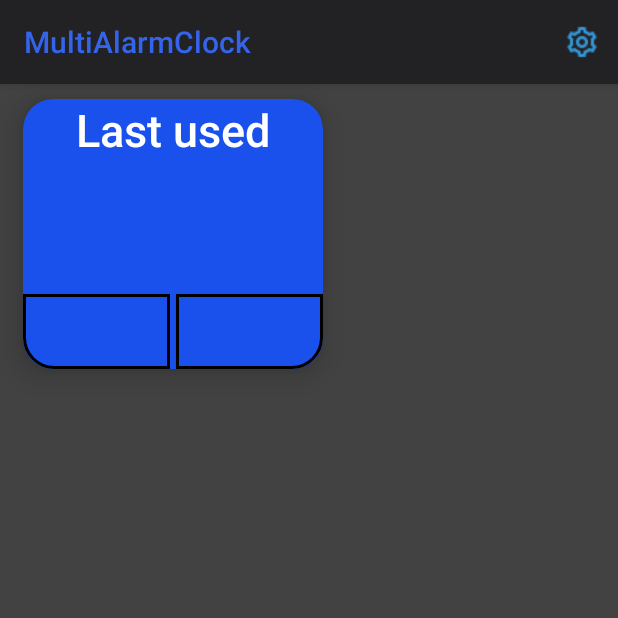
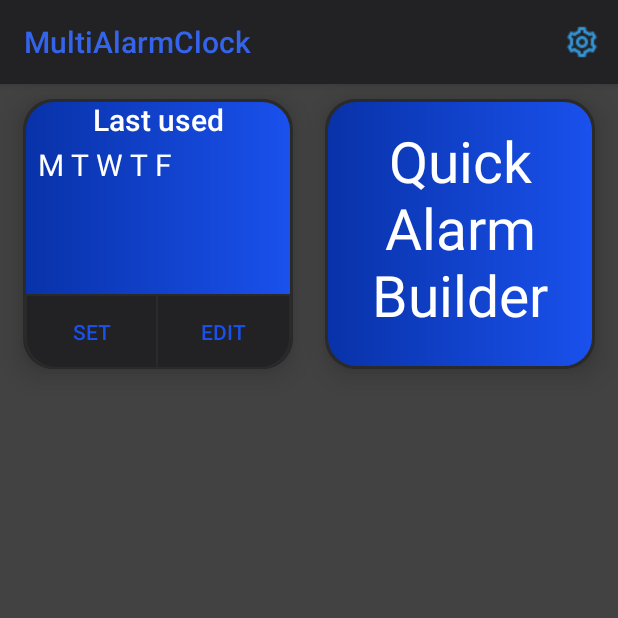
Before and after one commit to Keithoh92/MultiAlarmClock, an Android app: the screen it shows after launch (MainActivity), on a phone screen of 412 x 824 dp, the top half of it. Run offline under Robolectric (Android 15) with nearby library versions, the phone set to English and light mode, and no system bars.

Commit message:
Updated UI

```diff
--- a/app/build.gradle
+++ b/app/build.gradle
@@ -40,6 +40,7 @@ dependencies {
     androidTestImplementation 'androidx.test.espresso:espresso-core:3.3.0'
     implementation "androidx.core:core-ktx:+"
     implementation "org.jetbrains.kotlin:kotlin-stdlib-jdk7:$kotlin_version"
+    implementation("com.google.android.material:material:1.5.0-alpha02")
 }
 repositories {
     mavenCentral()
--- a/app/src/main/java/com/example/multialarmclock/MainActivity.kt
+++ b/app/src/main/java/com/example/multialarmclock/MainActivity.kt
@@ -12,15 +12,24 @@ import com.example.multialarmclock.R
 import android.graphics.drawable.Drawable
 import android.view.Menu
 import android.view.MenuItem
+import android.widget.TextView
 import androidx.appcompat.widget.Toolbar
+import androidx.cardview.widget.CardView
 
 class MainActivity : AppCompatActivity() {
     var settings: ImageButton? = null
     var avd: AnimatedVectorDrawableCompat? = null
     var avd2: AnimatedVectorDrawable? = null
     var toolbar: Toolbar? = null
-    var imageButtonTopLeft: AppCompatButton? = null
-    var imageButtonTopRight: AppCompatButton? = null
+//    var imageButtonTopLeft: AppCompatButton? = null
+//    var imageButtonTopRight: AppCompatButton? = null
+    var cardviewTopLeft: CardView? = null
+    var cardviewTopRight: CardView? = null
+    var cardviewTopLeftHeader: TextView? = null
+    var cardviewTopRightHeader: TextView? = null
+    var cardviewSetButton: AppCompatButton? = null
+    var cardviewEditButton: AppCompatButton? = null
+
     private var menu: Menu? = null
     @RequiresApi(api = Build.VERSION_CODES.LOLLIPOP)
     override fun onCreate(savedInstanceState: Bundle?) {
@@ -29,8 +38,15 @@ class MainActivity : AppCompatActivity() {
         toolbar = findViewById(R.id.mytoolbar)
         setSupportActionBar(toolbar)
 
-        imageButtonTopLeft = findViewById(R.id.topLeftImageButton)
-        imageButtonTopRight = findViewById(R.id.topRightImageButton)
+        cardviewTopLeft = findViewById(R.id.cardview_top_left)
+        cardviewTopRight = findViewById(R.id.cardview_top_right)
+        cardviewTopLeftHeader = findViewById(R.id.cardview_top_left_tv)
+        cardviewTopRightHeader = findViewById(R.id.top_right_cardview_tv)
+        cardviewSetButton = findViewById(R.id.set_button)
+        cardviewEditButton = findViewById(R.id.edit_button)
+
+//        imageButtonTopLeft = findViewById(R.id.topLeftImageButton)
+//        imageButtonTopRight = findViewById(R.id.topRightImageButton)
         //        settings = findViewById(R.id.settingsButton);
 
 //        Drawable drawable = menu.getItem(0).getIcon();
--- a/app/src/main/res/drawable/cardview_bottom_button_right.xml
+++ b/app/src/main/res/drawable/cardview_bottom_button_right.xml
@@ -1,6 +1,6 @@
 <?xml version="1.0" encoding="utf-8"?>
 <shape xmlns:android="http://schemas.android.com/apk/res/android">
-    <stroke android:color="#000" android:width="2dp" />
+    <stroke android:color="#2B2A2A" android:width="1dp" />
     <corners android:bottomRightRadius="20dp"/>
-    <solid android:color="#1a51ed" />
+    <solid android:color="#222224" />
 </shape>
--- /dev/null
+++ b/app/src/main/res/drawable/cardview_shape.xml
@@ -0,0 +1,10 @@
+<?xml version="1.0" encoding="utf-8"?>
+<shape xmlns:android="http://schemas.android.com/apk/res/android">
+    <stroke android:color="#2B2A2A" android:width="2dp" />
+    <corners android:radius="20dp"/>
+    <gradient
+        android:startColor="#1a51ed"
+        android:endColor="#0832a8"
+        android:angle="180"
+        />
+</shape>
--- a/app/src/main/res/drawable/main_button_corners.xml
+++ b/app/src/main/res/drawable/main_button_corners.xml
@@ -1,6 +1,6 @@
 <?xml version="1.0" encoding="utf-8"?>
 <shape xmlns:android="http://schemas.android.com/apk/res/android">
-    <stroke android:color="#000" android:width="2dp" />
+    <stroke android:color="#2B2A2A" android:width="1dp" />
     <corners android:bottomLeftRadius="20dp"/>
-    <solid android:color="#1a51ed" />
+    <solid android:color="#222224" />
 </shape>
--- a/app/src/main/res/layout/activity_main.xml
+++ b/app/src/main/res/layout/activity_main.xml
@@ -21,36 +21,52 @@
 
         <androidx.cardview.widget.CardView
             android:id="@+id/cardview_top_left"
-            android:layout_width="200dp"
+            android:layout_width="180dp"
             android:layout_height="180dp"
             android:layout_marginTop="10dp"
             android:layout_marginLeft="15dp"
-            android:elevation="4dp"
-            app:cardBackgroundColor="#1a51ed"
+            app:cardBackgroundColor="#2B2A2A"
             app:cardCornerRadius="20dp"
             app:cardElevation="12dp"
             android:layout_below="@id/mytoolbar">
 
             <RelativeLayout
                 android:layout_width="match_parent"
-                android:layout_height="match_parent">
+                android:layout_height="match_parent"
+                android:background="@drawable/cardview_shape">
 
                 <TextView
                     android:id="@+id/cardview_top_left_tv"
                     android:layout_width="match_parent"
-                    android:layout_height="40dp"
+                    android:layout_height="30dp"
                     android:text="Last used"
-                    android:textSize="30dp"
+                    android:textSize="20dp"
                     android:textColor="@color/white"
                     android:fontFamily="sans-serif-medium"
                     android:gravity="center_horizontal">
 
                 </TextView>
 
+                <TextView
+                    android:id="@+id/days_chosen"
+                    android:layout_width="match_parent"
+                    android:layout_height="30dp"
+                    android:text="M T W T F"
+                    android:textColor="@color/white"
+                    android:layout_below="@id/cardview_top_left_tv"
+                    android:textSize="20dp"
+                    android:layout_marginLeft="10dp">
+
+                </TextView>
+
+
                 <Button
-                    android:id="@+id/save_button"
-                    android:layout_width="98dp"
+                    android:id="@+id/set_button"
+                    android:layout_width="90dp"
                     android:layout_height="50dp"
+                    android:layout_marginLeft="1dp"
+                    android:text="Set"
+                    android:textColor="#1a51ed"
                     android:layout_alignParentBottom="true"
                     android:background="@drawable/main_button_corners">
 
@@ -58,8 +74,11 @@
 
                 <Button
                     android:id="@+id/edit_button"
-                    android:layout_width="98dp"
+                    android:layout_width="90dp"
                     android:layout_height="50dp"
+                    android:layout_marginRight="1dp"
+                    android:text="Edit"
+                    android:textColor="#1a51ed"
                     android:layout_alignParentBottom="true"
                     android:layout_alignParentEnd="true"
                     android:background="@drawable/cardview_bottom_button_right">
@@ -72,73 +91,36 @@
 
         </androidx.cardview.widget.CardView>
 
-    <!--       <Button-->
-<!--           android:id="@+id/topLeftImageButton"-->
-<!--           android:layout_height="200dp"-->
-<!--           android:layout_width="180dp"-->
-<!--           android:layout_below="@id/mytoolbar"-->
-<!--           android:text="Button 1"-->
-<!--           android:fontFamily="sans-serif-smallcaps"-->
-<!--           android:textStyle="bold"-->
-<!--           android:textSize="24dp"-->
-<!--           android:layout_marginTop="10dp"-->
-<!--           android:layout_marginLeft="15dp"-->
-<!--           android:elevation="4dp"-->
-<!--           android:background="@drawable/main_button_corners"-->
-<!--           >-->
-<!--        </Button>-->
-<!--        <Button-->
-<!--            android:id="@+id/topRightImageButton"-->
-<!--            android:layout_height="200dp"-->
-<!--            android:layout_width="180dp"-->
-<!--            android:layout_below="@id/mytoolbar"-->
-<!--            android:text="Button 2"-->
-<!--            android:fontFamily="sans-serif-smallcaps"-->
-<!--            android:textStyle="bold"-->
-<!--            android:textSize="24dp"-->
-<!--            android:layout_alignRight="@+id/mytoolbar"-->
-<!--            android:layout_marginTop="10dp"-->
-<!--            android:layout_marginLeft="15dp"-->
-<!--            android:layout_marginRight="15dp"-->
-<!--            android:elevation="4dp"-->
-<!--            android:background="@drawable/main_button_corners"-->
-<!--            >-->
-<!--        </Button>-->
+    <androidx.cardview.widget.CardView
+        android:id="@+id/cardview_top_right"
+        android:layout_width="180dp"
+        android:layout_height="180dp"
+        android:layout_marginTop="10dp"
+        android:layout_marginRight="15dp"
+        app:cardBackgroundColor="#2B2A2A"
+        app:cardCornerRadius="20dp"
+        app:cardElevation="12dp"
+        android:layout_alignParentEnd="true"
+        android:layout_below="@id/mytoolbar">
 
-<!--    <Button-->
-<!--        android:id="@+id/bottomLeftImageButton"-->
-<!--        android:layout_height="200dp"-->
-<!--        android:layout_width="180dp"-->
-<!--        android:layout_below="@id/topLeftImageButton"-->
-<!--        android:text="Button 3"-->
-<!--        android:fontFamily="sans-serif-smallcaps"-->
-<!--        android:textStyle="bold"-->
-<!--        android:textSize="24dp"-->
-<!--        android:layout_marginTop="10dp"-->
-<!--        android:layout_marginLeft="15dp"-->
-<!--        android:layout_marginRight="15dp"-->
-<!--        android:elevation="4dp"-->
-<!--        android:background="@drawable/main_button_corners"-->
-<!--        >-->
-<!--    </Button>-->
+        <RelativeLayout
+            android:layout_width="match_parent"
+            android:layout_height="match_parent"
+            android:background="@drawable/cardview_shape">
 
-<!--    <Button-->
-<!--        android:id="@+id/bottomRightImageButton"-->
-<!--        android:layout_height="200dp"-->
-<!--        android:layout_width="180dp"-->
-<!--        android:layout_below="@id/topRightImageButton"-->
-<!--        android:text="Button 4"-->
-<!--        android:fontFamily="sans-serif-smallcaps"-->
-<!--        android:textStyle="bold"-->
-<!--        android:textSize="24dp"-->
-<!--        android:layout_alignRight="@+id/mytoolbar"-->
-<!--        android:layout_marginTop="10dp"-->
-<!--        android:layout_marginLeft="15dp"-->
-<!--        android:layout_marginRight="15dp"-->
-<!--        android:elevation="4dp"-->
-<!--        android:background="@drawable/main_button_corners"-->
-<!--        >-->
-<!--    </Button>-->
+        <TextView
+            android:id="@+id/top_right_cardview_tv"
+            android:layout_width="match_parent"
+            android:layout_height="match_parent"
+            android:text="Quick Alarm Builder"
+            android:textSize="38dp"
+            android:textColor="@color/white"
+            android:gravity="center_horizontal"
+            android:layout_marginTop="15dp"
+            >
 
+        </TextView>
+        </RelativeLayout>
+    </androidx.cardview.widget.CardView>
 
 </RelativeLayout>
```
